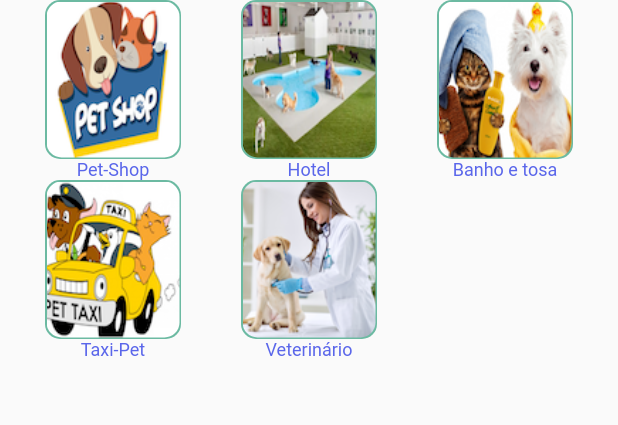
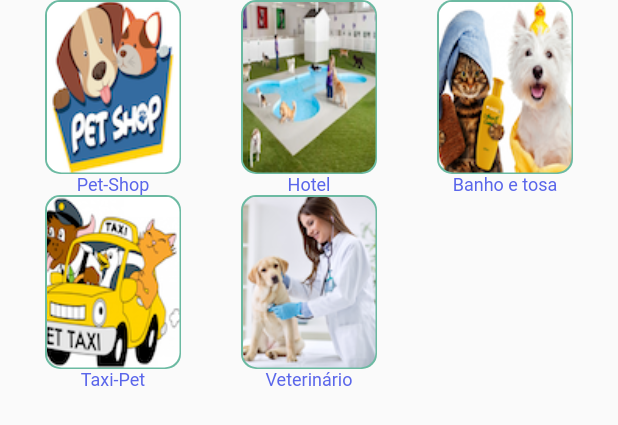
Before and after one commit to mypets-fiap/mypets_app, a Flutter app: the ServicesList widget shown alone on an empty page, opened directly, on a phone screen of 412 x 824 dp. Shown: the top 425 px of the screen. Run offline on Flutter 3.47's test engine with Material 2 defaults, Android fonts, the phone set to English and light mode, and no system bars; our stand-ins replace cloud_firestore, firebase_auth, firebase_core, mobx; accounts and stored records are empty; generated files the repository leaves out were written again; Roboto replaces fonts that are missing (Montserrat).

Commit message:
ajuste mainAxisExtent

```diff
--- a/lib/app/components/geral/services_list.dart
+++ b/lib/app/components/geral/services_list.dart
@@ -1,13 +1,9 @@
-
-import 'package:flutter/foundation.dart';
 import 'package:flutter/material.dart';
 
 import '../../../model/servico.dart';
-import '../../pages/util/app_color.dart';
 import '../card/item_card.dart';
 
-class ServicesList extends StatelessWidget{
-
+class ServicesList extends StatelessWidget {
   @override
   Widget build(BuildContext context) {
     List<Servico> servicos = [];
@@ -23,13 +19,12 @@ class ServicesList extends StatelessWidget{
         child: GridView.builder(
             itemCount: servicos.length,
             gridDelegate: const SliverGridDelegateWithFixedCrossAxisCount(
-              crossAxisCount: 3,
-              childAspectRatio: 1.0,
-              mainAxisExtent: 120,
-              crossAxisSpacing: 40
-            ),
-            itemBuilder: (context, index) => ItemCard(servico: servicos[index])
-        ),
+                crossAxisCount: 3,
+                childAspectRatio: 1.0,
+                mainAxisExtent: 130,
+                crossAxisSpacing: 40),
+            itemBuilder: (context, index) =>
+                ItemCard(servico: servicos[index])),
       ),
     );
   }
```
